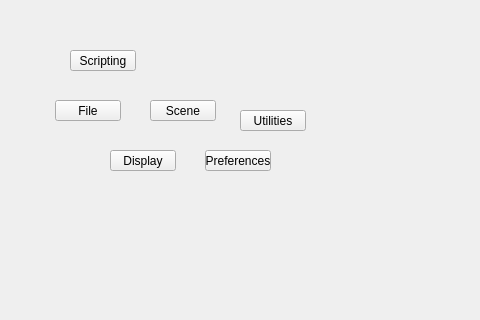
This is tentacle/ui/uiLevel_2/scene_submenu.ui in m3trik/tentacle as Qt 5 draws it before an edit; both pictures show x 120 to 600 and y 190 to 510 of the 600 by 600 pixel window. The edited form follows.
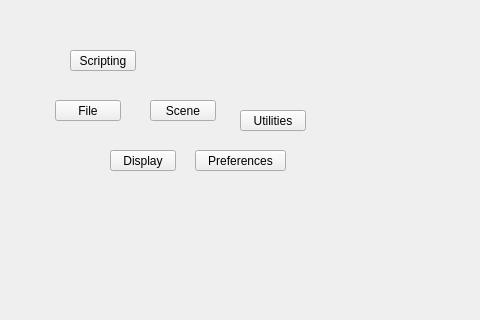
This is the edited form.

Patch:
```diff
--- a/tentacle/ui/uiLevel_2/scene_submenu.ui
+++ b/tentacle/ui/uiLevel_2/scene_submenu.ui
@@ -149,9 +149,9 @@
    <widget class="QPushButton" name="i022">
     <property name="geometry">
      <rect>
-      <x>325</x>
+      <x>315</x>
       <y>340</y>
-      <width>66</width>
+      <width>91</width>
       <height>21</height>
      </rect>
     </property>
@@ -163,7 +163,7 @@
     </property>
     <property name="maximumSize">
      <size>
-      <width>66</width>
+      <width>999</width>
       <height>21</height>
      </size>
     </property>
```
